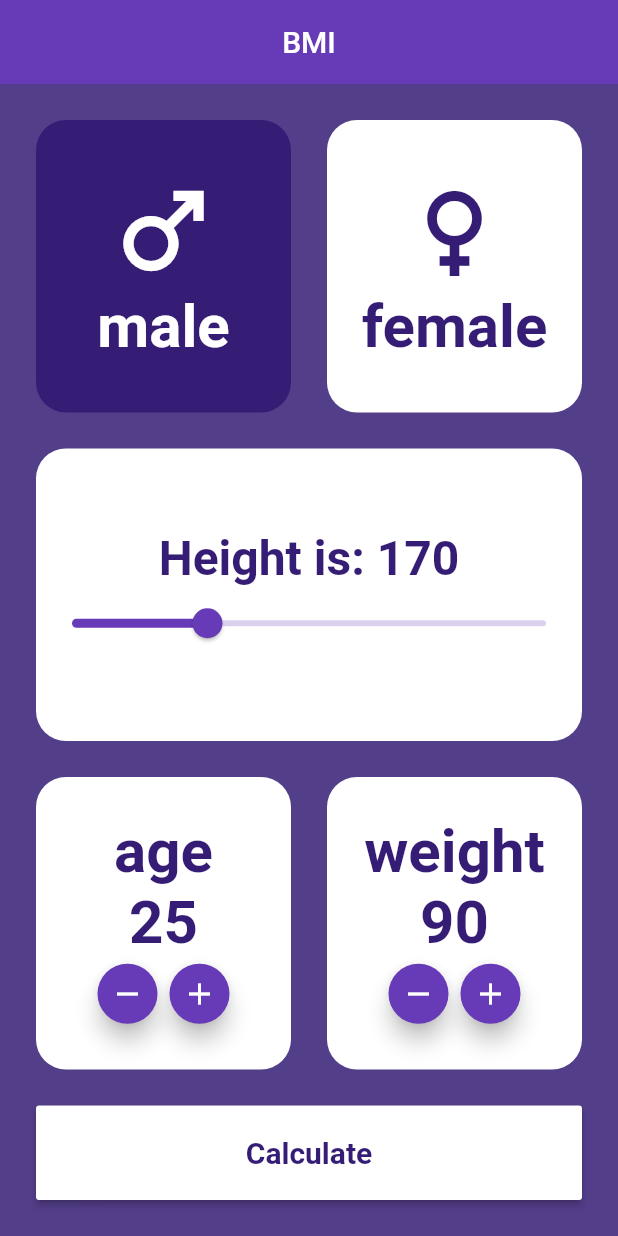
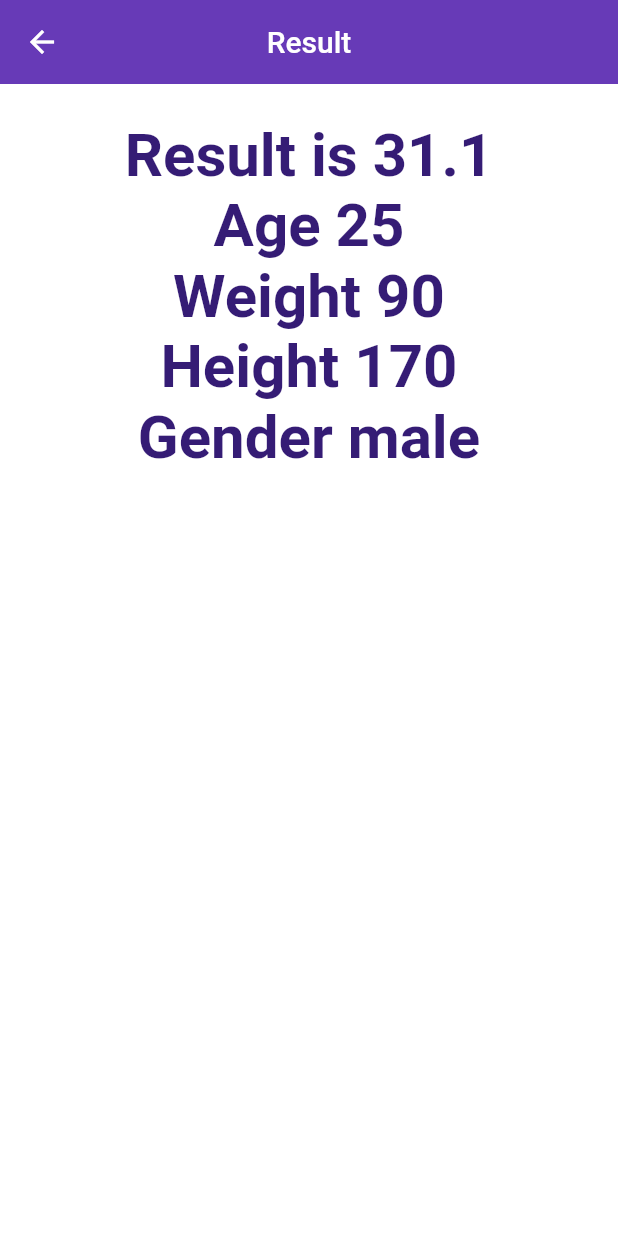
Before and after one commit to MahmoudAlSayed0/bmi_app, a Flutter app: the screen it shows after launch, after a tap on the "remove" icon, after a tap on the "add" icon, after a tap on "Calculate", on a phone screen of 412 x 824 dp. Run offline on Flutter 3.47's test engine with Material 2 defaults, Android fonts, the phone set to English and light mode, and no system bars.

```diff
--- a/lib/home_screen.dart
+++ b/lib/home_screen.dart
@@ -1,5 +1,9 @@
+import 'dart:math';
+
+import 'package:bmi_app/result_screen.dart';
 import 'package:flutter/material.dart';
 import 'colors.dart';
+import 'package:bmi_app/info.dart';
 
 class Home_screen extends StatefulWidget {
   const Home_screen({
@@ -37,34 +41,34 @@ class _Home_screenState extends State<Home_screen> {
                       Expanded(
                         child: GestureDetector(
                           onTap: () => setState(() {
-                            isMale = true;
+                            info.isMale = true;
                           }),
                           child: gender(
                             context,
                             text: 'male',
-                            male: isMale,
+                            male: info.isMale,
                           ),
                         ),
                       ),
-                      SizedBox(
+                      const SizedBox(
                         width: 24,
                       ),
                       Expanded(
                         child: GestureDetector(
                           onTap: () => setState(() {
-                            isMale = false;
+                            info.isMale = false;
                           }),
                           child: gender(
                             context,
                             text: 'female',
-                            male: isMale,
+                            male: info.isMale,
                           ),
                         ),
                       ),
                     ],
                   ),
                 ),
-                SizedBox(
+                const SizedBox(
                   height: 24,
                 ),
                 Expanded(
@@ -77,7 +81,7 @@ class _Home_screenState extends State<Home_screen> {
                     mainAxisAlignment: MainAxisAlignment.center,
                     children: [
                       Text(
-                        'Height is: $height',
+                        'Height is: ${info.height}',
                         style: const TextStyle(
                           color: myprimary,
                           fontSize: 32,
@@ -85,10 +89,11 @@ class _Home_screenState extends State<Home_screen> {
                         ),
                       ),
                       Slider(
-                        value: height.toDouble(),
+                        thumbColor: myprimary,
+                        value: info.height.toDouble(),
                         onChanged: (value) {
                           setState(() {
-                            height = value.round();
+                            info.height = value.round();
                           });
                         },
                         max: 220,
@@ -97,7 +102,7 @@ class _Home_screenState extends State<Home_screen> {
                     ],
                   ),
                 )),
-                SizedBox(
+                const SizedBox(
                   height: 24,
                 ),
                 Expanded(
@@ -105,7 +110,7 @@ class _Home_screenState extends State<Home_screen> {
                     Expanded(
                         child:
                             adjustValue(context, info: info, valueName: 'age')),
-                    SizedBox(
+                    const SizedBox(
                       width: 24,
                     ),
                     Expanded(
@@ -113,14 +118,23 @@ class _Home_screenState extends State<Home_screen> {
                             info: info, valueName: 'weight')),
                   ]),
                 ),
-                SizedBox(
+                const SizedBox(
                   height: 24,
                 ),
                 MaterialButton(
                   color: Colors.white,
                   minWidth: double.infinity,
-                  padding: EdgeInsets.symmetric(vertical: 20),
-                  onPressed: () {},
+                  padding: const EdgeInsets.symmetric(vertical: 20),
+                  onPressed: () {
+                    setState(() {
+                      info.result = (info.weight / pow(info.height / 100, 2))
+                          .toStringAsFixed(1);
+                      Navigator.push(
+                          context,
+                          MaterialPageRoute(
+                              builder: (context) => Result(info)));
+                    });
+                  },
                   textColor: myprimary,
                   child: const Text(
                     'Calculate',
@@ -193,20 +207,27 @@ class _Home_screenState extends State<Home_screen> {
             mainAxisAlignment: MainAxisAlignment.center,
             children: [
               FloatingActionButton(
+                heroTag: 'Decreasing $valueName',
                 onPressed: () {
-                  setState(
-                      () => valueName == 'age' ? info.age-- : info.weight--);
+                  setState(() => valueName == 'age'
+                      ? info.age > 0
+                          ? info.age--
+                          : info.age = 0
+                      : info.weight > 0
+                          ? info.weight--
+                          : info.weight = 0);
                 },
                 mini: true,
-                child: Icon(Icons.remove),
+                child: const Icon(Icons.remove),
               ),
               FloatingActionButton(
+                heroTag: 'Increasing $valueName',
                 onPressed: () {
                   setState(
                       () => valueName == 'age' ? info.age++ : info.weight++);
                 },
                 mini: true,
-                child: Icon(Icons.add),
+                child: const Icon(Icons.add),
               ),
             ],
           ),
@@ -215,11 +236,3 @@ class _Home_screenState extends State<Home_screen> {
     );
   }
 }
-
-class Info {
-  bool isMale;
-  int height;
-  int age;
-  int weight;
-  Info(this.isMale, this.height, this.age, this.weight);
-}
--- /dev/null
+++ b/lib/info.dart
@@ -0,0 +1,8 @@
+class Info {
+  bool isMale;
+  int height;
+  int age;
+  int weight;
+  String result = '';
+  Info(this.isMale, this.height, this.age, this.weight);
+}
--- a/lib/main.dart
+++ b/lib/main.dart
@@ -1,5 +1,6 @@
+import 'package:bmi_app/home_screen.dart';
+import 'package:bmi_app/result_screen.dart';
 import 'package:flutter/material.dart';
-import 'home_screen.dart';
 
 void main() {
   runApp(const MainApp());
--- /dev/null
+++ b/lib/result_screen.dart
@@ -0,0 +1,46 @@
+import 'package:flutter/material.dart';
+import 'package:bmi_app/info.dart';
+import 'colors.dart';
+
+class Result extends StatelessWidget {
+  Info info;
+  Result(this.info);
+  TextStyle normalTextStyle = const TextStyle(
+    color: myprimary,
+    fontSize: 40,
+    fontWeight: FontWeight.bold,
+  );
+  @override
+  Widget build(BuildContext context) {
+    return Scaffold(
+      appBar: AppBar(
+        title: const Text('Result'),
+        centerTitle: true,
+        elevation: 0,
+      ),
+      backgroundColor: myprimary.shade400,
+      body: Center(
+        child: Container(
+          width: double.infinity,
+          decoration: BoxDecoration(
+            color: Colors.white,
+          ),
+          child: DefaultTextStyle(
+            style: normalTextStyle,
+            child: Column(
+              crossAxisAlignment: CrossAxisAlignment.center,
+              children: [
+                SizedBox(height: 24),
+                Text('Result is ${info.result}'),
+                Text('Age ${info.age}'),
+                Text('Weight ${info.weight}'),
+                Text('Height ${info.height}'),
+                Text('Gender ${info.isMale ? 'male' : 'female'}'),
+              ],
+            ),
+          ),
+        ),
+      ),
+    );
+  }
+}
```
